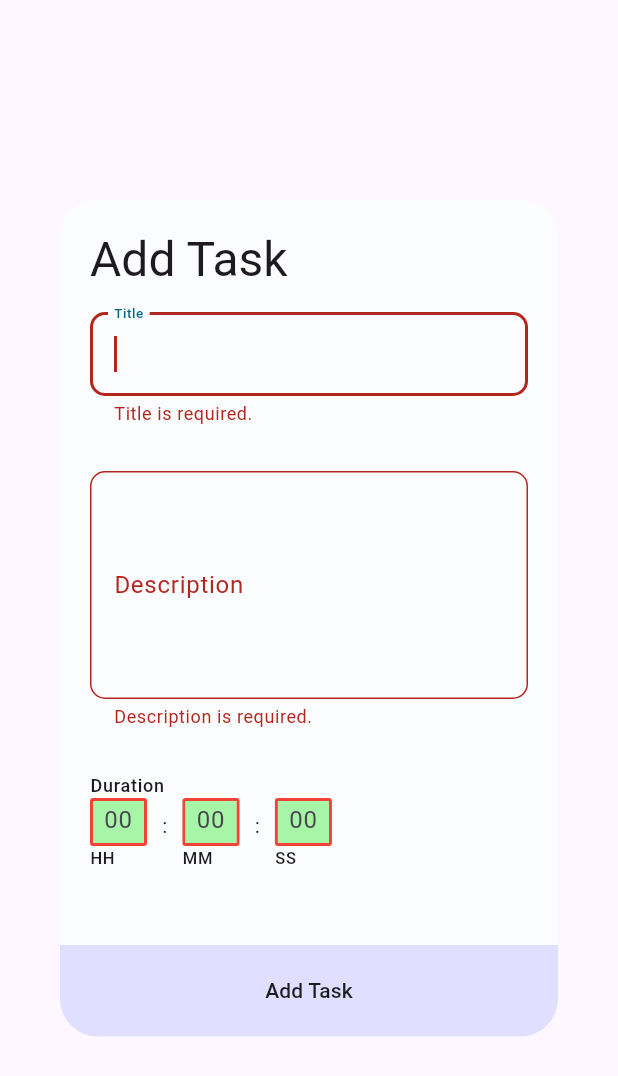
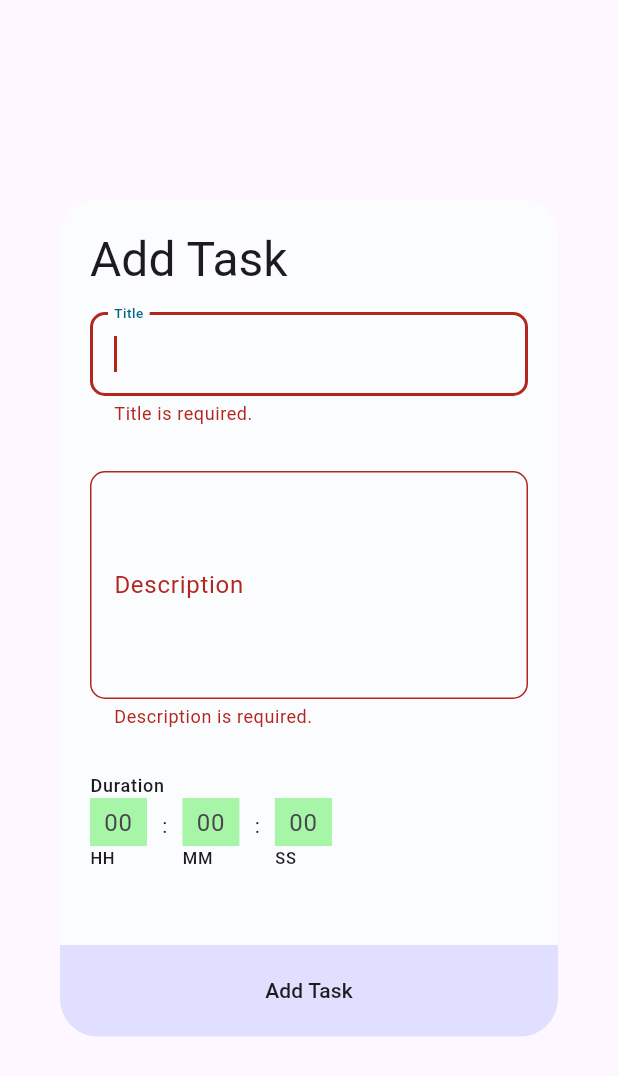
Before and after one commit to shubhasachan507/TimerApp, a Flutter app: the NewTaskDialog widget shown alone on an empty page, opened directly, after a tap on "Add Task", on a phone screen of 412 x 824 dp. Shown: the top 1076 px of the screen. Run offline on Flutter 3.47's test engine with Material 3 defaults, Android fonts, the phone set to English and light mode, and no system bars; our stand-ins replace audioplayers, drift, flutter_mobx, get_it, mobx; accounts and stored records are empty; generated files the repository leaves out were written again.

Commit message:
textfield fix

```diff
--- a/lib/widgets/new_task_dialog.dart
+++ b/lib/widgets/new_task_dialog.dart
@@ -27,8 +27,8 @@ class _NewTaskDialogState extends State<NewTaskDialog> {
     final second = _secondController.text;
 
     if (_form1Key.currentState!.validate()) {
-      taskStore.addTask(title, description, int.parse(hour), int.parse(minute),
-          int.parse(second));
+      taskStore.addTask(title, description, int.tryParse(hour) ?? 0,
+          int.tryParse(minute) ?? 0, int.tryParse(second) ?? 0);
       _titleController.clear();
       _descriptionController.clear();
       Navigator.of(context).pop();
@@ -77,6 +77,8 @@ class _NewTaskDialogState extends State<NewTaskDialog> {
                         title: AppStrings.description,
                         maxLines: 5,
                       ),
+                    ],
+                  )),
               const SizedBox(height: 30),
               Padding(
                 padding: const EdgeInsets.symmetric(horizontal: 20.0),
@@ -86,8 +88,6 @@ class _NewTaskDialogState extends State<NewTaskDialog> {
                   secondController: _secondController,
                 ),
               ),
-                    ],
-                  )),
               const SizedBox(height: 50),
               GestureDetector(
                 onTap: _addTask,
--- a/lib/widgets/time_input.dart
+++ b/lib/widgets/time_input.dart
@@ -14,30 +14,12 @@ class TimeInputTextField extends StatefulWidget {
 }
 
 class _TimeInputTextFieldState extends State<TimeInputTextField> {
-  bool _showErrorBorder = false;
   @override
   Widget build(BuildContext context) {
-    return Container(
-      decoration: BoxDecoration(
-        border:
-            _showErrorBorder ? Border.all(color: Colors.red, width: 2) : null,
-        borderRadius: BorderRadius.circular(2),
-      ),
+    return SizedBox(
       height: 32,
       width: 38,
       child: TextFormField(
-        validator: (val) {
-          if (val!.trim().isEmpty) {
-            setState(() {
-              _showErrorBorder = true;
-            });
-            return null;
-          }
-          setState(() {
-            _showErrorBorder = false;
-          });
-          return null;
-        },
         autofocus: widget.autoFocus,
         textAlign: TextAlign.center,
         keyboardType: TextInputType.number,
```
Lines whose indentation alone changed are shown as unchanged.
